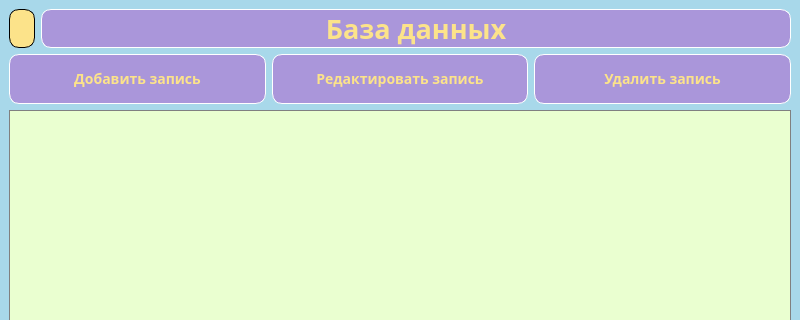
The window that design/main_design.ui (HyperMakson/DatabaseConnection) describes before a commit, drawn with Qt 5; both pictures show x 0 to 800 and y 0 to 320 of the 800 by 600 pixel window.
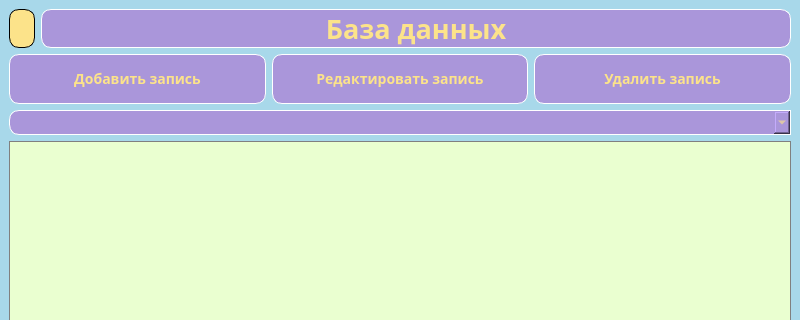
The same window after the commit. Icons and pictures are not drawn.

```diff
--- a/design/main_design.ui
+++ b/design/main_design.ui
@@ -209,6 +209,26 @@
       </item>
      </layout>
     </item>
+    <item>
+     <widget class="QComboBox" name="comboBox_name_tables">
+      <property name="minimumSize">
+       <size>
+        <width>0</width>
+        <height>25</height>
+       </size>
+      </property>
+      <property name="styleSheet">
+       <string notr="true">QComboBox {
+background-color: #AA96DA;
+border-top-left-radius: 10px;
+border-bottom-left-radius: 10px;
+color: #FCE38A;
+font-size: 14px;
+border: 1px solid white
+}</string>
+      </property>
+     </widget>
+    </item>
     <item>
      <widget class="QTableView" name="view_records">
       <property name="styleSheet">
@@ -229,7 +249,7 @@
 background-color: #AA96DA;
 color: #FCE38A;
 border: none;
-font: bold;
+font-weight: bold;
 }
 QTableView::item {
 border-style: none;
```
